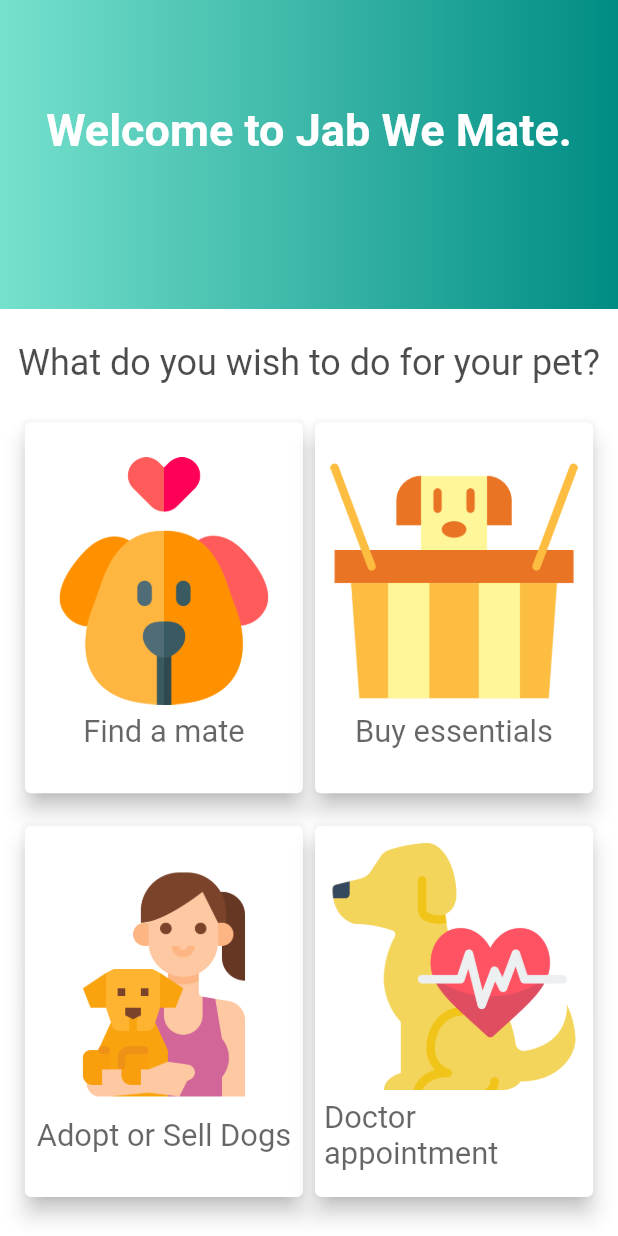
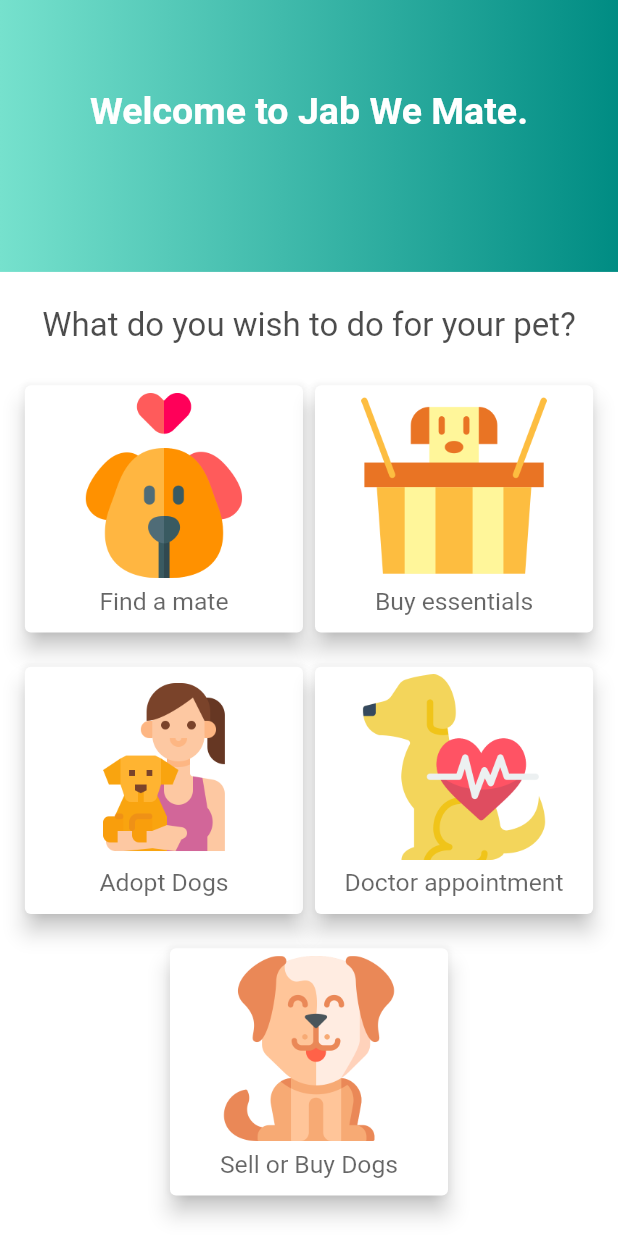
Before and after one commit to scorchy38/jabwemate, a Flutter app: the FirstScreen screen opened directly, on a phone screen of 412 x 824 dp. Run offline on Flutter 3.47's test engine with Material 2 defaults, Android fonts, the phone set to English and light mode, and no system bars; our stand-ins replace avatar_glow, cached_network_image, cloud_firestore, file_picker, firebase_auth, firebase_database and 14 more; missing offline and left inert: diagonal, flutter_email_sender, flutter_form_bloc, flutter_open_whatsapp, jumping_bottom_nav_bar, razorpay_flutter; accounts and stored records are empty; project files that could hold a hidden picture were left out.

Commit message:
main cards changed according to client

```diff
--- a/lib/Screens/FirstScreen.dart
+++ b/lib/Screens/FirstScreen.dart
@@ -2,6 +2,8 @@
 import 'package:flutter/material.dart';
 import 'package:google_fonts/google_fonts.dart';
 import 'package:jabwemate/adoption_sell_module/AdoptFirstScreen.dart';
+import 'package:jabwemate/adoption_sell_module/adopt.dart';
+import 'package:jabwemate/adoption_sell_module/sell.dart';
 import 'package:jabwemate/delayed_animation.dart';
 import 'package:jabwemate/e-commerce_module/NavBar.dart';
 import 'package:jabwemate/style/theme.dart' as Theme;
@@ -27,7 +29,7 @@
         children: <Widget>[
           Diagonal(
             child: Container(
-              height: pHeight * 0.25,
+              height: pHeight * 0.22,
               width: pWidth,
               decoration: BoxDecoration(
                 gradient: new LinearGradient(
@@ -49,7 +51,7 @@
                           style: GoogleFonts.k2d(
                             textStyle: TextStyle(
                                 fontWeight: FontWeight.bold,
-                                fontSize: 30.0,
+                                fontSize: 25.0,
                                 color: Colors.white),
                           )),
                       delay: delayedAmount + 500,
@@ -71,7 +73,7 @@
               textAlign: TextAlign.center,
               style: GoogleFonts.k2d(
                   textStyle: TextStyle(
-                fontSize: 24,
+                fontSize: 22,
                 color: Colors.black.withOpacity(0.7),
               )),
             ),
@@ -92,7 +94,7 @@
                 child: Card(
                   elevation: 6,
                   child: Container(
-                    height: pHeight * 0.3,
+                    height: pHeight * 0.2,
                     width: pWidth * 0.45,
                     child: Column(
                       mainAxisAlignment: MainAxisAlignment.center,
@@ -100,7 +102,7 @@
                       children: <Widget>[
                         Image.asset(
                           'assets/img/mating.png',
-                          height: pHeight * 0.2,
+                          height: pHeight * 0.15,
                           width: pWidth * 0.4,
                         ),
                         Padding(
@@ -109,7 +111,7 @@
                             'Find a mate',
                             style: GoogleFonts.k2d(
                                 textStyle: TextStyle(
-                              fontSize: pHeight * 0.025,
+                              fontSize: pHeight * 0.02,
                               color: Colors.black.withOpacity(0.6),
                             )),
                           ),
@@ -131,7 +133,7 @@
                 child: Card(
                   elevation: 6,
                   child: Container(
-                    height: pHeight * 0.3,
+                    height: pHeight * 0.2,
                     width: pWidth * 0.45,
                     child: Column(
                       mainAxisAlignment: MainAxisAlignment.center,
@@ -139,7 +141,7 @@
                       children: <Widget>[
                         Image.asset(
                           'assets/img/essentials.png',
-                          height: pHeight * 0.2,
+                          height: pHeight * 0.15,
                           width: pWidth * 0.4,
                         ),
                         Padding(
@@ -148,7 +150,7 @@
                             'Buy essentials',
                             style: GoogleFonts.k2d(
                                 textStyle: TextStyle(
-                              fontSize: pHeight * 0.025,
+                              fontSize: pHeight * 0.02,
                               color: Colors.black.withOpacity(0.6),
                             )),
                           ),
@@ -169,14 +171,14 @@
                   Navigator.push(
                     context,
                     MaterialPageRoute(
-                      builder: (context) => AdoptFirstScreen(),
+                      builder: (context) => Adoption(),
                     ),
                   );
                 },
                 child: Card(
                   elevation: 6,
                   child: Container(
-                    height: pHeight * 0.3,
+                    height: pHeight * 0.2,
                     width: pWidth * 0.45,
                     child: Column(
                       mainAxisAlignment: MainAxisAlignment.center,
@@ -184,16 +186,16 @@
                       children: <Widget>[
                         Image.asset(
                           'assets/img/adoption.png',
-                          height: pHeight * 0.2,
+                          height: pHeight * 0.15,
                           width: pWidth * 0.4,
                         ),
                         Padding(
                           padding: const EdgeInsets.all(6.0),
                           child: Text(
-                            'Adopt or Sell Dogs',
+                            'Adopt Dogs',
                             style: GoogleFonts.k2d(
                                 textStyle: TextStyle(
-                              fontSize: pHeight * 0.025,
+                              fontSize: pHeight * 0.02,
                               color: Colors.black.withOpacity(0.6),
                             )),
                           ),
@@ -219,7 +221,7 @@
                 child: Card(
                   elevation: 6,
                   child: Container(
-                    height: pHeight * 0.3,
+                    height: pHeight * 0.2,
                     width: pWidth * 0.45,
                     child: Column(
                       mainAxisAlignment: MainAxisAlignment.center,
@@ -227,7 +229,7 @@
                       children: <Widget>[
                         Image.asset(
                           'assets/img/health.png',
-                          height: pHeight * 0.2,
+                          height: pHeight * 0.15,
                           width: pWidth * 0.4,
                         ),
                         Padding(
@@ -236,7 +238,52 @@
                             'Doctor appointment',
                             style: GoogleFonts.k2d(
                                 textStyle: TextStyle(
-                              fontSize: pHeight * 0.025,
+                              fontSize: pHeight * 0.02,
+                              color: Colors.black.withOpacity(0.6),
+                            )),
+                          ),
+                        )
+                      ],
+                    ),
+                  ),
+                ),
+              ),
+            ],
+          ),
+          Row(
+            mainAxisAlignment: MainAxisAlignment.center,
+            crossAxisAlignment: CrossAxisAlignment.center,
+            children: <Widget>[
+              InkWell(
+                onTap: () {
+                  Navigator.push(
+                    context,
+                    MaterialPageRoute(
+                      builder: (context) => Sell(),
+                    ),
+                  );
+                },
+                child: Card(
+                  elevation: 6,
+                  child: Container(
+                    height: pHeight * 0.2,
+                    width: pWidth * 0.45,
+                    child: Column(
+                      mainAxisAlignment: MainAxisAlignment.center,
+                      crossAxisAlignment: CrossAxisAlignment.center,
+                      children: <Widget>[
+                        Image.asset(
+                          'assets/img/resetdog.png',
+                          height: pHeight * 0.15,
+                          width: pWidth * 0.4,
+                        ),
+                        Padding(
+                          padding: const EdgeInsets.all(6.0),
+                          child: Text(
+                            'Sell or Buy Dogs',
+                            style: GoogleFonts.k2d(
+                                textStyle: TextStyle(
+                              fontSize: pHeight * 0.02,
                               color: Colors.black.withOpacity(0.6),
                             )),
                           ),
```
